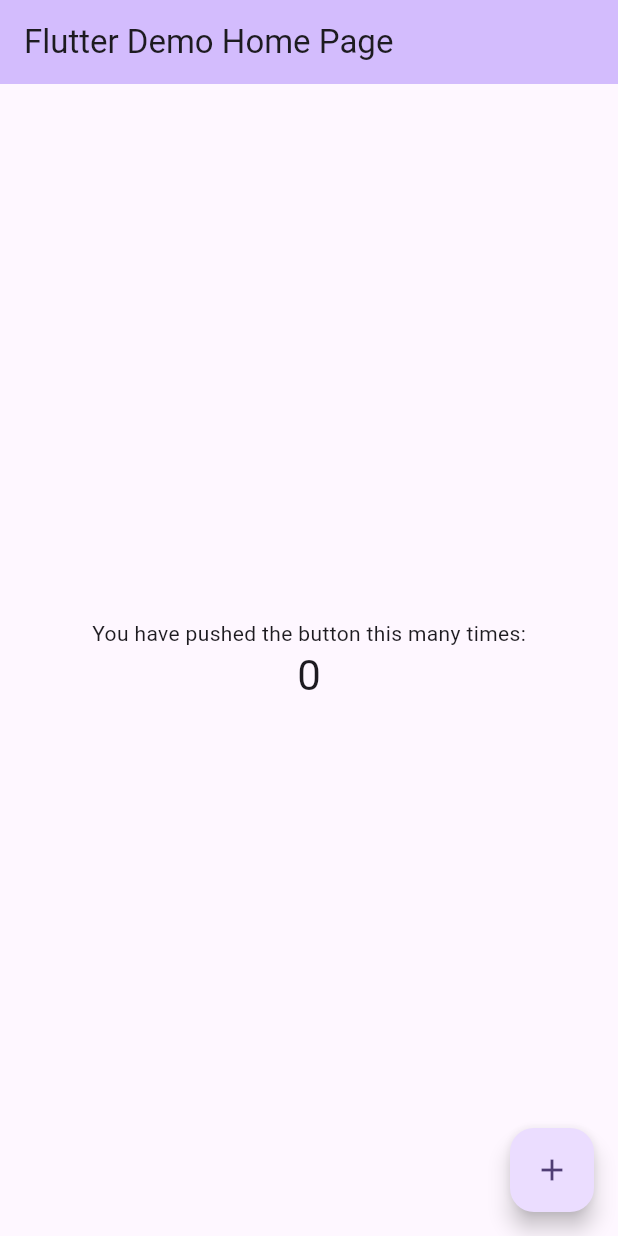
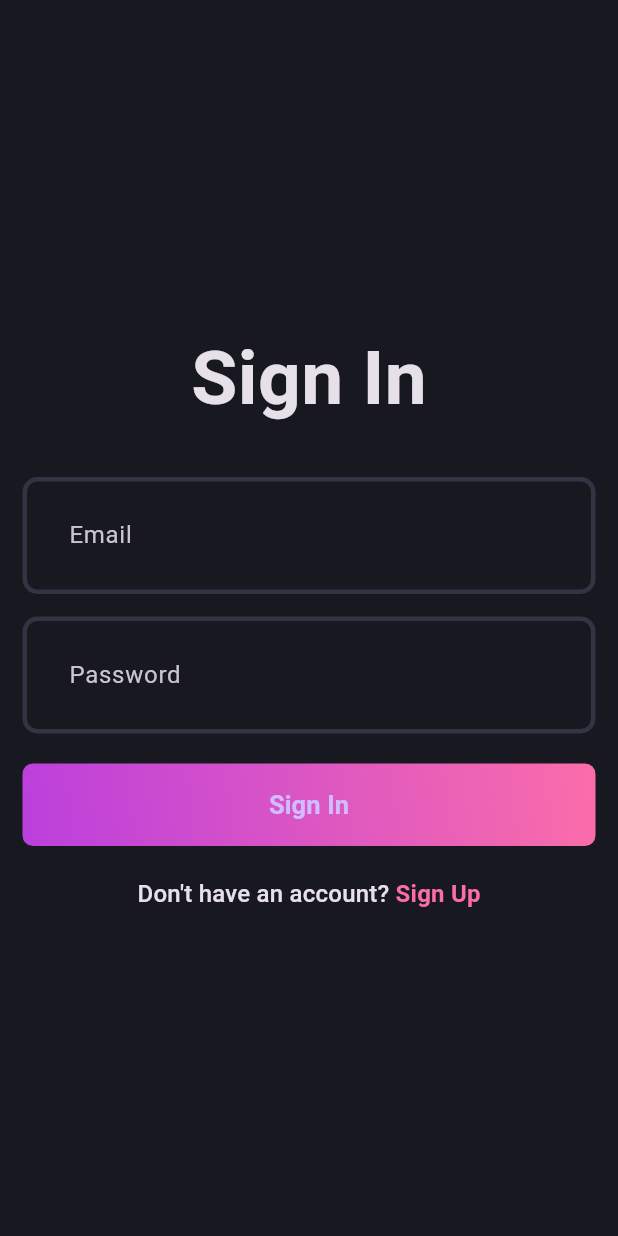
Before and after one commit to adegtun/blog_app, a Flutter app: the screen it shows after launch, on a phone screen of 412 x 824 dp. Run offline on Flutter 3.47's test engine with Material 3 defaults, Android fonts, the phone set to English and light mode, and no system bars.

Commit message:
Creating Sign Up and Sign in pages

```diff
--- /dev/null
+++ b/lib/core/theme/app_pallete.dart
@@ -0,0 +1,13 @@
+import 'package:flutter/material.dart';
+
+class AppPallete {
+  static const Color backgroundColor = Color.fromRGBO(24, 24, 32, 1);
+  static const Color gradient1 = Color.fromRGBO(187, 63, 221, 1);
+  static const Color gradient2 = Color.fromRGBO(251, 109, 169, 1);
+  static const Color gradient3 = Color.fromRGBO(255, 159, 124, 1);
+  static const Color borderColor = Color.fromRGBO(52, 51, 67, 1);
+  static const Color whiteColor = Colors.white;
+  static const Color greyColor = Colors.grey;
+  static const Color errorColor = Colors.redAccent;
+  static const Color transparentColor = Colors.transparent;
+}
--- /dev/null
+++ b/lib/core/theme/theme.dart
@@ -0,0 +1,15 @@
+import 'package:blog_app/core/theme/app_pallete.dart';
+import 'package:flutter/material.dart';
+
+class AppTheme {
+  static _border([Color color = AppPallete.borderColor]) => OutlineInputBorder(
+      borderSide: BorderSide(color: color, width: 3),
+      borderRadius: BorderRadius.circular(10));
+  static final themeMode = ThemeData.dark().copyWith(
+    scaffoldBackgroundColor: AppPallete.backgroundColor,
+    inputDecorationTheme: InputDecorationTheme(
+        contentPadding: const EdgeInsets.all(27),
+        enabledBorder: _border(),
+        focusedBorder: _border(AppPallete.gradient2)),
+  );
+}
--- /dev/null
+++ b/lib/features/auth/presentation/pages/signin_page.dart
@@ -0,0 +1,70 @@
+import 'package:blog_app/core/theme/app_pallete.dart';
+import 'package:flutter/material.dart';
+
+import '../widgets/auth_field.dart';
+import '../widgets/auth_gradient_button.dart';
+
+class SigninPage extends StatefulWidget {
+  const SigninPage({super.key});
+
+  @override
+  State<SigninPage> createState() => _SigninPageState();
+}
+
+class _SigninPageState extends State<SigninPage> {
+  final formKey = GlobalKey<FormState>();
+  final emailController = TextEditingController();
+  final passwordController = TextEditingController();
+
+  @override
+  void dispose() {
+    emailController.dispose();
+    passwordController.dispose();
+    super.dispose();
+  }
+
+  @override
+  Widget build(BuildContext context) {
+    return Scaffold(
+      body: Padding(
+        padding: const EdgeInsets.all(15.0),
+        child: Form(
+          key: formKey,
+          child: Column(
+            mainAxisAlignment: MainAxisAlignment.center,
+            children: [
+              Text(
+                "Sign In",
+                style: TextStyle(fontSize: 50, fontWeight: FontWeight.bold),
+              ),
+              const SizedBox(height: 30),
+              AuthField(hintText: "Email", controller: emailController),
+              const SizedBox(height: 15),
+              AuthField(
+                  hintText: "Password",
+                  controller: passwordController,
+                  isObscureText: true),
+              const SizedBox(height: 20),
+              AuthGradientButton(buttonText: "Sign In"),
+              SizedBox(height: 20),
+              RichText(
+                  text: TextSpan(
+                      text: "Don't have an account? ",
+                      style: Theme.of(context).textTheme.titleMedium,
+                      children: [
+                    TextSpan(
+                        text: 'Sign Up',
+                        style: Theme.of(context)
+                            .textTheme
+                            .titleMedium
+                            ?.copyWith(
+                                color: AppPallete.gradient2,
+                                fontWeight: FontWeight.bold))
+                  ]))
+            ],
+          ),
+        ),
+      ),
+    );
+  }
+}
--- /dev/null
+++ b/lib/features/auth/presentation/widgets/auth_field.dart
@@ -0,0 +1,27 @@
+import 'package:flutter/material.dart';
+
+class AuthField extends StatelessWidget {
+  final String hintText;
+  final TextEditingController controller;
+  final bool isObscureText;
+  const AuthField(
+      {super.key,
+      required this.hintText,
+      required this.controller,
+      this.isObscureText = false});
+
+  @override
+  Widget build(BuildContext context) {
+    return TextFormField(
+      controller: controller,
+      decoration: InputDecoration(hintText: hintText),
+      validator: (value) {
+        if (value!.isEmpty) {
+          return "$hintText is missing";
+        }
+        return null;
+      },
+      obscureText: isObscureText,
+    );
+  }
+}
--- /dev/null
+++ b/lib/features/auth/presentation/widgets/auth_gradient_button.dart
@@ -0,0 +1,28 @@
+import 'package:blog_app/core/theme/app_pallete.dart';
+import 'package:flutter/material.dart';
+
+class AuthGradientButton extends StatelessWidget {
+  final String buttonText;
+  const AuthGradientButton({super.key, required this.buttonText});
+
+  @override
+  Widget build(BuildContext context) {
+    return Container(
+      decoration: BoxDecoration(
+          gradient: const LinearGradient(
+              colors: [AppPallete.gradient1, AppPallete.gradient2],
+              begin: Alignment.bottomLeft,
+              end: Alignment.topRight),
+          borderRadius: BorderRadius.circular(7)),
+      child: ElevatedButton(
+        onPressed: () {},
+        style: ElevatedButton.styleFrom(
+            fixedSize: const Size(395, 55),
+            backgroundColor: AppPallete.transparentColor,
+            shadowColor: AppPallete.transparentColor),
+        child: Text(buttonText,
+            style: TextStyle(fontSize: 17, fontWeight: FontWeight.w600)),
+      ),
+    );
+  }
+}
--- a/lib/main.dart
+++ b/lib/main.dart
@@ -1,4 +1,7 @@
+import 'package:blog_app/core/theme/theme.dart';
 import 'package:flutter/material.dart';
+
+import 'features/auth/presentation/pages/signin_page.dart';
 
 void main() {
   runApp(const MyApp());
@@ -11,12 +14,10 @@ class MyApp extends StatelessWidget {
   @override
   Widget build(BuildContext context) {
     return MaterialApp(
-      title: 'Flutter Demo',
-      theme: ThemeData(
-        colorScheme: ColorScheme.fromSeed(seedColor: Colors.deepPurple),
-        useMaterial3: true,
-      ),
-      home: const MyHomePage(title: 'Flutter Demo Home Page'),
+      debugShowCheckedModeBanner: false,
+      title: 'Blog App',
+      theme: AppTheme.themeMode,
+      home: const SigninPage(),
     );
   }
 }
```
Also changed, not shown: lib/features/auth/presentation/pages/signup_page.dart (added, +74 -0 lines).
